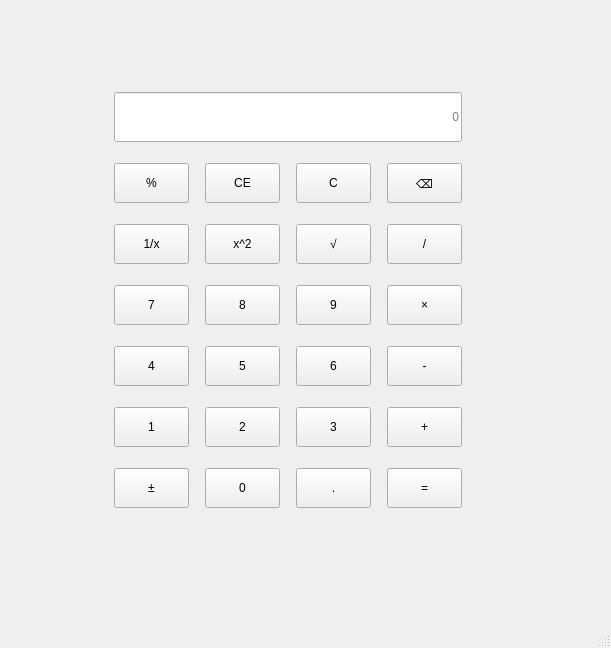
First picture: the form in MyCalculator/mainwindow.ui, repository cLepins/QtRepo, before the edit.
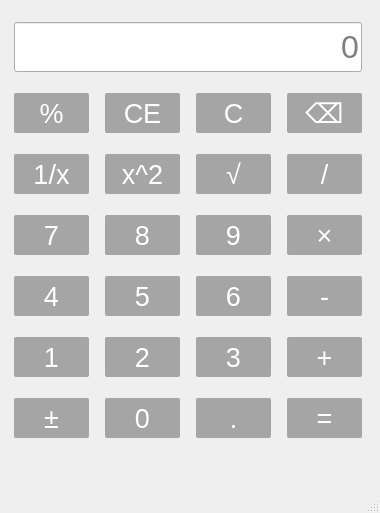
Second picture: the form after the edit.

What changed in the file:
```diff
--- a/MyCalculator/mainwindow.ui
+++ b/MyCalculator/mainwindow.ui
@@ -6,8 +6,8 @@
    <rect>
     <x>0</x>
     <y>0</y>
-    <width>611</width>
-    <height>648</height>
+    <width>380</width>
+    <height>513</height>
    </rect>
   </property>
   <property name="sizePolicy">
@@ -31,12 +31,29 @@
   <property name="windowTitle">
    <string>MainWindow</string>
   </property>
+  <property name="styleSheet">
+   <string notr="true">QPushButton{
+		background-color: rgba(50,50,50,100);
+		border-radius: 2px;
+		font-size: 20pt;
+		color : white
+}
+
+QPushButton:hover{
+		background-color: pink;
+		color:black;
+}
+QLineEdit
+{
+		font-size:24pt;
+}</string>
+  </property>
   <widget class="QWidget" name="centralwidget">
    <widget class="QWidget" name="layoutWidget">
     <property name="geometry">
      <rect>
-      <x>100</x>
-      <y>70</y>
+      <x>0</x>
+      <y>0</y>
       <width>378</width>
       <height>461</height>
      </rect>
```
Left out of the diff: 2 changed lines with no effect on the pictures.
